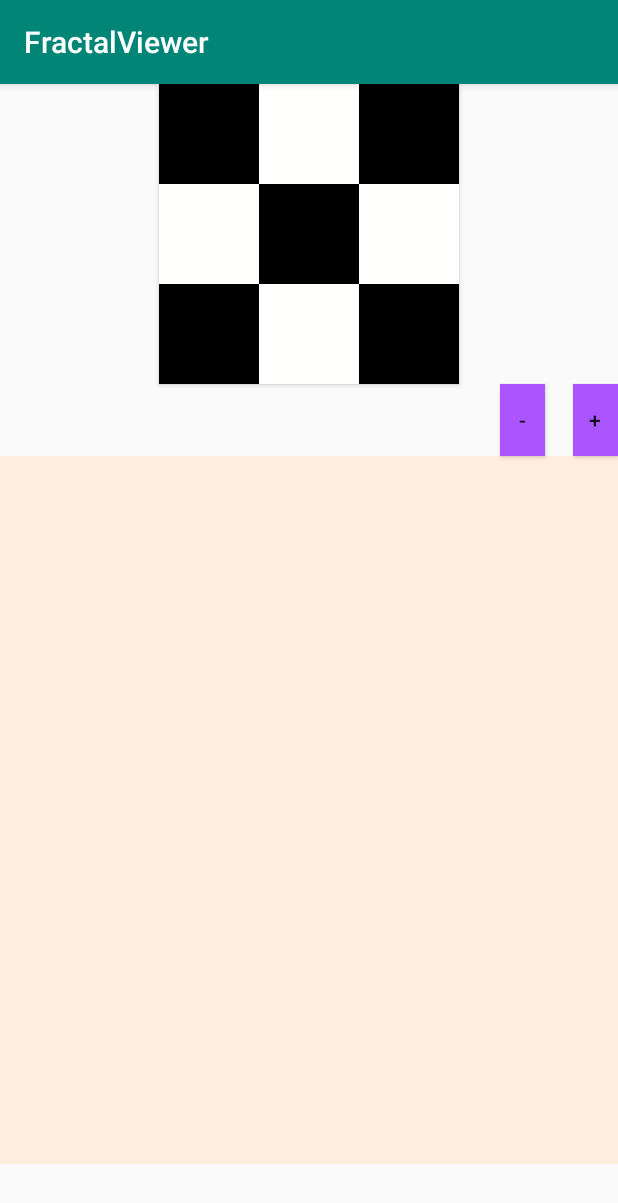
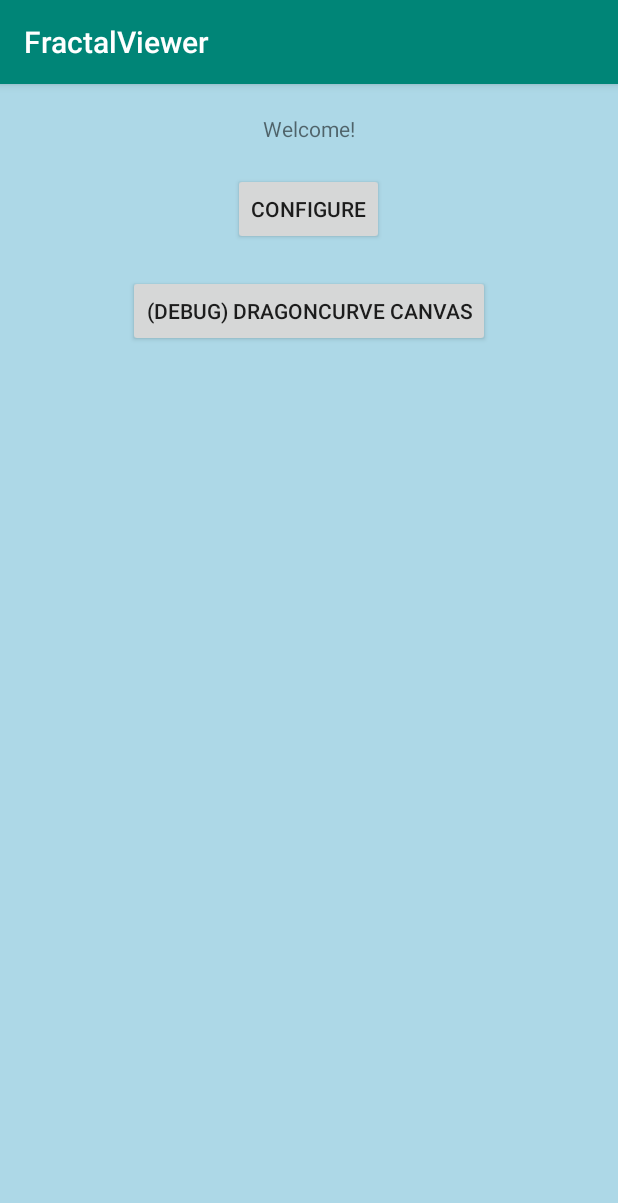
Before and after one commit to Ghilt/FractalView, an Android app: the screen it shows after launch (FractalViewerActivity), on a phone screen of 412 x 824 dp. Shown: the top 1203 px of the screen. Run offline under Robolectric (Android 15) with nearby library versions, the light colour scheme and no system bars.

Commit message:
Add navigation graph

```diff
--- a/app/build.gradle
+++ b/app/build.gradle
@@ -33,4 +33,5 @@
     androidTestImplementation 'com.android.support.test.espresso:espresso-core:3.0.2'
     implementation 'androidx.constraintlayout:constraintlayout:1.1.3'
     implementation 'com.android.support:design:28.0.0'
+    implementation 'android.arch.navigation:navigation-fragment:1.0.0-rc02'
 }
--- a/app/src/main/AndroidManifest.xml
+++ b/app/src/main/AndroidManifest.xml
@@ -10,7 +10,7 @@
             android:supportsRtl="true"
             android:theme="@style/AppTheme"
             tools:ignore="GoogleAppIndexingWarning">
-        <activity android:name="se.admdev.fractalviewer.canvas.FractalViewerActivity">
+        <activity android:name="se.admdev.fractalviewer.FractalViewerActivity">
             <intent-filter>
                 <action android:name="android.intent.action.MAIN"/>
 
--- a/app/src/main/java/se/admdev/fractalviewer/canvas/FractalViewerActivity.kt
+++ b/app/src/main/java/se/admdev/fractalviewer/FractalViewerActivity.kt
@@ -1,8 +1,7 @@
-package se.admdev.fractalviewer.canvas
+package se.admdev.fractalviewer
 
 import android.os.Bundle
 import androidx.appcompat.app.AppCompatActivity
-import se.admdev.fractalviewer.R
 
 class FractalViewerActivity : AppCompatActivity() {
 
@@ -10,5 +9,4 @@
         super.onCreate(savedInstanceState)
         setContentView(R.layout.activity_fractal_viewer)
     }
-
 }
--- /dev/null
+++ b/app/src/main/java/se/admdev/fractalviewer/StartFragment.kt
@@ -0,0 +1,36 @@
+package se.admdev.fractalviewer
+
+import android.os.Bundle
+import android.view.LayoutInflater
+import android.view.View
+import android.view.ViewGroup
+import androidx.fragment.app.Fragment
+import androidx.navigation.Navigation
+import kotlinx.android.synthetic.main.fragment_start.*
+
+class StartFragment : Fragment() {
+
+    override fun onCreateView(
+        inflater: LayoutInflater, container: ViewGroup?,
+        savedInstanceState: Bundle?
+    ): View? {
+        return inflater.inflate(R.layout.fragment_start, container, false)
+    }
+
+    override fun onViewCreated(view: View, savedInstanceState: Bundle?) {
+        super.onViewCreated(view, savedInstanceState)
+
+        configure_button.setOnClickListener { v ->
+            Navigation.findNavController(v).navigate(R.id.action_startFragment_to_coreConfigFragment)
+        }
+
+        debug_dragon_curve_button.setOnClickListener { v ->
+            Navigation.findNavController(v).navigate(R.id.action_startFragment_to_fractalCanvasFragment)
+        }
+    }
+
+    companion object {
+        @JvmStatic
+        fun newInstance() = StartFragment()
+    }
+}
--- a/app/src/main/java/se/admdev/fractalviewer/canvas/model/FractalGenerator.kt
+++ b/app/src/main/java/se/admdev/fractalviewer/canvas/model/FractalGenerator.kt
@@ -65,8 +65,9 @@
 
         Log.d("spx", "Size: ${frac.size}")
 
+        //Quick and dirty temp debug logging
         val logPyramid: String =
-            frac.flatMap { (key, value) -> "${value.fold("") { acc, cell -> "$acc${if (cell.value == 0) " " else "▉"}" }} \n".asIterable() }
+            frac.flatMap { (_, value) -> "${value.fold("") { acc, cell -> "$acc${if (cell.value == 0) " " else "▉"}" }} \n".asIterable() }
                 .fold("") { acc, charList -> acc + charList }
 
         val initialPadding = logPyramid.lines().takeLast(2).first().length / 2
--- /dev/null
+++ b/app/src/main/res/anim/fade_in.xml
@@ -0,0 +1,7 @@
+<?xml version="1.0" encoding="utf-8"?>
+<set xmlns:android="http://schemas.android.com/apk/res/android">
+    <alpha
+        android:duration="@integer/animation_ms"
+        android:fromAlpha="0.0"
+        android:toAlpha="1.0"/>
+</set>
--- /dev/null
+++ b/app/src/main/res/anim/fade_out.xml
@@ -0,0 +1,7 @@
+<?xml version="1.0" encoding="utf-8"?>
+<set xmlns:android="http://schemas.android.com/apk/res/android">
+    <alpha
+        android:duration="@integer/animation_ms"
+        android:fromAlpha="1.0"
+        android:toAlpha="0.0"/>
+</set>
--- /dev/null
+++ b/app/src/main/res/anim/slide_in_left.xml
@@ -0,0 +1,7 @@
+<?xml version="1.0" encoding="utf-8"?>
+<set xmlns:android="http://schemas.android.com/apk/res/android">
+
+    <translate android:fromXDelta="-100%" android:toXDelta="0%"
+               android:fromYDelta="0%" android:toYDelta="0%"
+               android:duration="@integer/animation_ms"/>
+</set>
--- /dev/null
+++ b/app/src/main/res/anim/slide_in_right.xml
@@ -0,0 +1,7 @@
+<?xml version="1.0" encoding="utf-8"?>
+<set xmlns:android="http://schemas.android.com/apk/res/android">
+
+    <translate android:fromXDelta="100%" android:toXDelta="0%"
+               android:fromYDelta="0%" android:toYDelta="0%"
+               android:duration="@integer/animation_ms"/>
+</set>
--- /dev/null
+++ b/app/src/main/res/anim/slide_out_left.xml
@@ -0,0 +1,7 @@
+<?xml version="1.0" encoding="utf-8"?>
+<set xmlns:android="http://schemas.android.com/apk/res/android">
+
+    <translate android:fromXDelta="0%" android:toXDelta="-100%"
+               android:fromYDelta="0%" android:toYDelta="0%"
+               android:duration="@integer/animation_ms"/>
+</set>
--- /dev/null
+++ b/app/src/main/res/anim/slide_out_right.xml
@@ -0,0 +1,7 @@
+<?xml version="1.0" encoding="utf-8"?>
+<set xmlns:android="http://schemas.android.com/apk/res/android">
+
+    <translate android:fromXDelta="0%" android:toXDelta="100%"
+               android:fromYDelta="0%" android:toYDelta="0%"
+               android:duration="@integer/animation_ms"/>
+</set>
--- a/app/src/main/res/layout/activity_fractal_viewer.xml
+++ b/app/src/main/res/layout/activity_fractal_viewer.xml
@@ -1,19 +1,22 @@
 <?xml version="1.0" encoding="utf-8"?>
-<androidx.coordinatorlayout.widget.CoordinatorLayout
+<FrameLayout
     xmlns:android="http://schemas.android.com/apk/res/android"
     xmlns:app="http://schemas.android.com/apk/res-auto"
     xmlns:tools="http://schemas.android.com/tools"
     android:layout_width="match_parent"
     android:layout_height="match_parent"
-    tools:context="se.admdev.fractalviewer.canvas.FractalViewerActivity">
+    android:background="@android:color/background_light"
+    tools:context="se.admdev.fractalviewer.FractalViewerActivity">
 
     <fragment
-        xmlns:android="http://schemas.android.com/apk/res/android"
-        android:id="@+id/fragment"
-        android:name="se.admdev.fractalviewer.ancestorconfig.CoreConfigFragment"
+        android:id="@+id/my_nav_host_fragment"
+        android:name="androidx.navigation.fragment.NavHostFragment"
         android:layout_width="match_parent"
         android:layout_height="match_parent"
-        app:layout_behavior="@string/appbar_scrolling_view_behavior"
-        tools:layout="@layout/fragment_fractal_canvas"/>
-
-</androidx.coordinatorlayout.widget.CoordinatorLayout>
+        app:defaultNavHost="true"
+        app:layout_constraintBottom_toBottomOf="parent"
+        app:layout_constraintEnd_toEndOf="parent"
+        app:layout_constraintStart_toStartOf="parent"
+        app:layout_constraintTop_toTopOf="parent"
+        app:navGraph="@navigation/navigation_graph"/>
+</FrameLayout>
--- a/app/src/main/res/layout/fragment_fractal_canvas.xml
+++ b/app/src/main/res/layout/fragment_fractal_canvas.xml
@@ -1,11 +1,11 @@
 <?xml version="1.0" encoding="utf-8"?>
-<android.support.constraint.ConstraintLayout
+<androidx.constraintlayout.widget.ConstraintLayout
     xmlns:android="http://schemas.android.com/apk/res/android"
     xmlns:tools="http://schemas.android.com/tools"
     xmlns:app="http://schemas.android.com/apk/res-auto"
     android:layout_width="match_parent"
     android:layout_height="match_parent"
-    tools:context=".canvas.FractalViewerActivity">
+    tools:context=".FractalViewerActivity">
 
     <Button
         android:id="@+id/button_itr"
@@ -21,4 +21,4 @@
         android:layout_height="match_parent"/>
 
 
-</android.support.constraint.ConstraintLayout>
+</androidx.constraintlayout.widget.ConstraintLayout>
--- /dev/null
+++ b/app/src/main/res/layout/fragment_start.xml
@@ -0,0 +1,34 @@
+<?xml version="1.0" encoding="utf-8"?>
+<LinearLayout
+    xmlns:android="http://schemas.android.com/apk/res/android"
+    xmlns:tools="http://schemas.android.com/tools"
+    android:layout_width="match_parent"
+    android:layout_height="match_parent"
+    android:background="@color/light_blue"
+    android:orientation="vertical"
+    tools:context=".StartFragment">
+
+    <TextView
+        android:layout_width="wrap_content"
+        android:layout_height="wrap_content"
+        android:layout_gravity="center_horizontal"
+        android:layout_marginTop="20dp"
+        android:text="@string/start_welcome"/>
+
+    <Button
+        android:id="@+id/configure_button"
+        android:layout_width="wrap_content"
+        android:layout_height="wrap_content"
+        android:layout_marginTop="20dp"
+        android:layout_gravity="center_horizontal"
+        android:text="@string/start_configure_button"/>
+
+    <Button
+        android:id="@+id/debug_dragon_curve_button"
+        android:layout_width="wrap_content"
+        android:layout_height="wrap_content"
+        android:layout_marginTop="20dp"
+        android:layout_gravity="center_horizontal"
+        android:text="@string/start_debug_dragon_curve_button"/>
+
+</LinearLayout>
--- /dev/null
+++ b/app/src/main/res/navigation/navigation_graph.xml
@@ -0,0 +1,22 @@
+<?xml version="1.0" encoding="utf-8"?>
+<navigation xmlns:android="http://schemas.android.com/apk/res/android"
+            xmlns:app="http://schemas.android.com/apk/res-auto"
+            xmlns:tools="http://schemas.android.com/tools" android:id="@+id/navigation_graph"
+            app:startDestination="@id/startFragment">
+
+    <fragment android:id="@+id/startFragment" android:name="se.admdev.fractalviewer.StartFragment"
+              android:label="fragment_start" tools:layout="@layout/fragment_start">
+        <action android:id="@+id/action_startFragment_to_coreConfigFragment" app:destination="@id/coreConfigFragment"
+                app:enterAnim="@anim/slide_in_right" app:exitAnim="@anim/slide_out_left"
+                app:popEnterAnim="@anim/slide_in_left" app:popExitAnim="@anim/slide_out_right"/>
+        <action android:id="@+id/action_startFragment_to_fractalCanvasFragment"
+                app:destination="@id/fractalCanvasFragment" app:enterAnim="@anim/fade_in"
+                app:exitAnim="@anim/fade_out" app:popEnterAnim="@anim/fade_in" app:popExitAnim="@anim/fade_out"/>
+    </fragment>
+    <fragment android:id="@+id/coreConfigFragment"
+              android:name="se.admdev.fractalviewer.ancestorconfig.CoreConfigFragment"
+              android:label="CoreConfigFragment"/>
+    <fragment android:id="@+id/fractalCanvasFragment"
+              android:name="se.admdev.fractalviewer.canvas.FractalCanvasFragment"
+              android:label="FractalCanvasFragment"/>
+</navigation>
--- a/app/src/main/res/values/dimens.xml
+++ b/app/src/main/res/values/dimens.xml
@@ -2,4 +2,7 @@
 <resources>
     <dimen name="grid_size">200dp</dimen>
     <dimen name="grid_size_miniature">30dp</dimen>
+
+    <integer name="animation_ms">300</integer>
+
 </resources>
--- a/app/src/main/res/values/strings.xml
+++ b/app/src/main/res/values/strings.xml
@@ -7,4 +7,9 @@
     <string name="ancestor_config_plus">+</string>
     <string name="ancestor_config_minus">-</string>
     <string name="placeholder_hello">Hello!</string>
+
+    <string name="start_welcome">Welcome!</string>
+    <string name="start_configure_button">Configure</string>
+    <string name="start_debug_dragon_curve_button">(debug) dragoncurve canvas</string>
+
 </resources>
```
